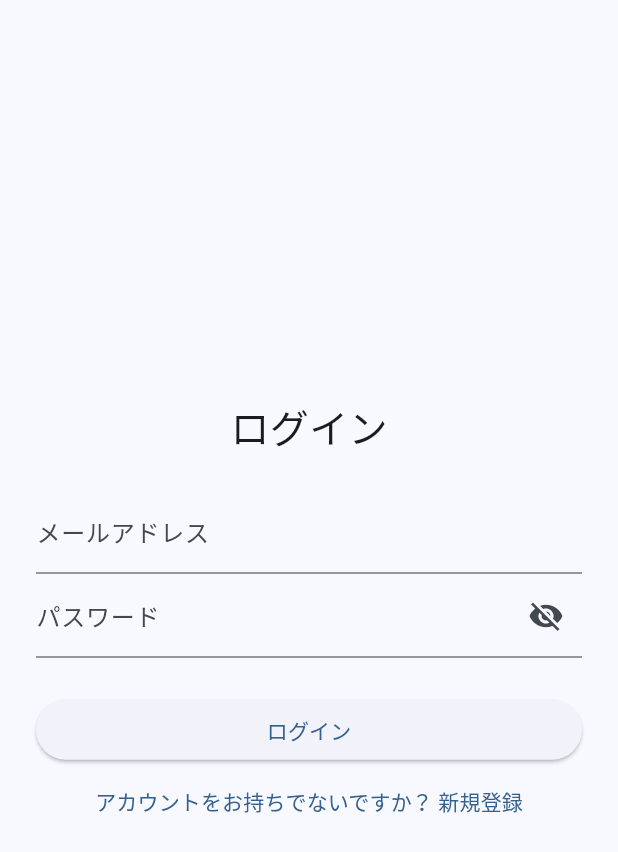
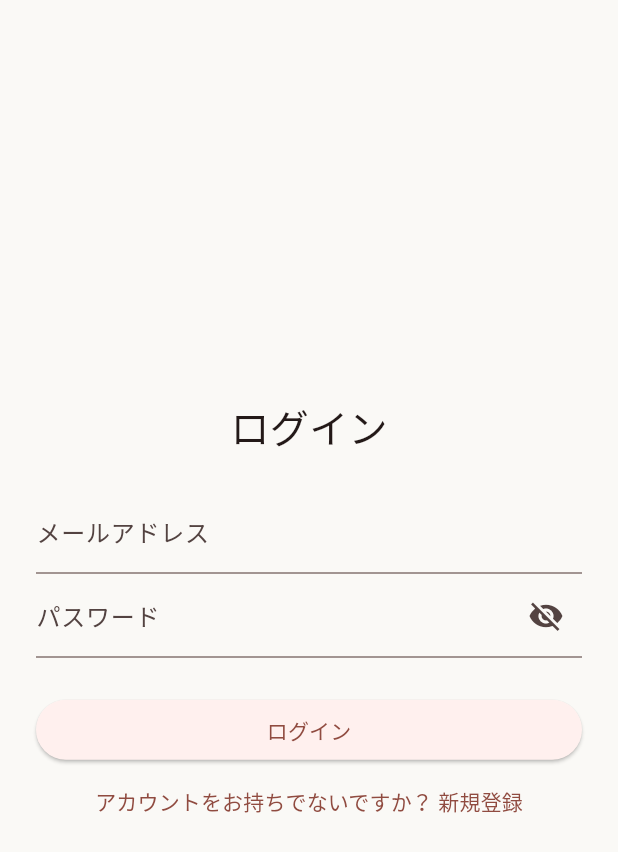
Before and after one commit to a-oba4485/TeamE, a Flutter app: the screen it shows after launch, on a phone screen of 412 x 824 dp. Shown: the top 852 px of the screen. Run offline on Flutter 3.47's test engine with Material 3 defaults, Android fonts, the phone set to English and light mode, and no system bars; our stand-ins replace image_picker, supabase_flutter; missing offline and left inert: countries_world_map; accounts and stored records are empty.

Commit message:
アプリ全体カラー変更

```diff
--- a/TeamE_application/lib/main.dart
+++ b/TeamE_application/lib/main.dart
@@ -26,7 +26,8 @@ class MyApp extends StatelessWidget {
       debugShowCheckedModeBanner: false,
       title: '思い出共有アプリ',
       theme: ThemeData(
-        colorScheme: ColorScheme.fromSeed(seedColor: Colors.blue),
+        colorScheme: ColorScheme.fromSeed(seedColor: const Color(0xFFD84A38)),
+        scaffoldBackgroundColor: const Color(0xFFFAF9F6),
         useMaterial3: true,
       ),
       home: const AuthGate(),
```
